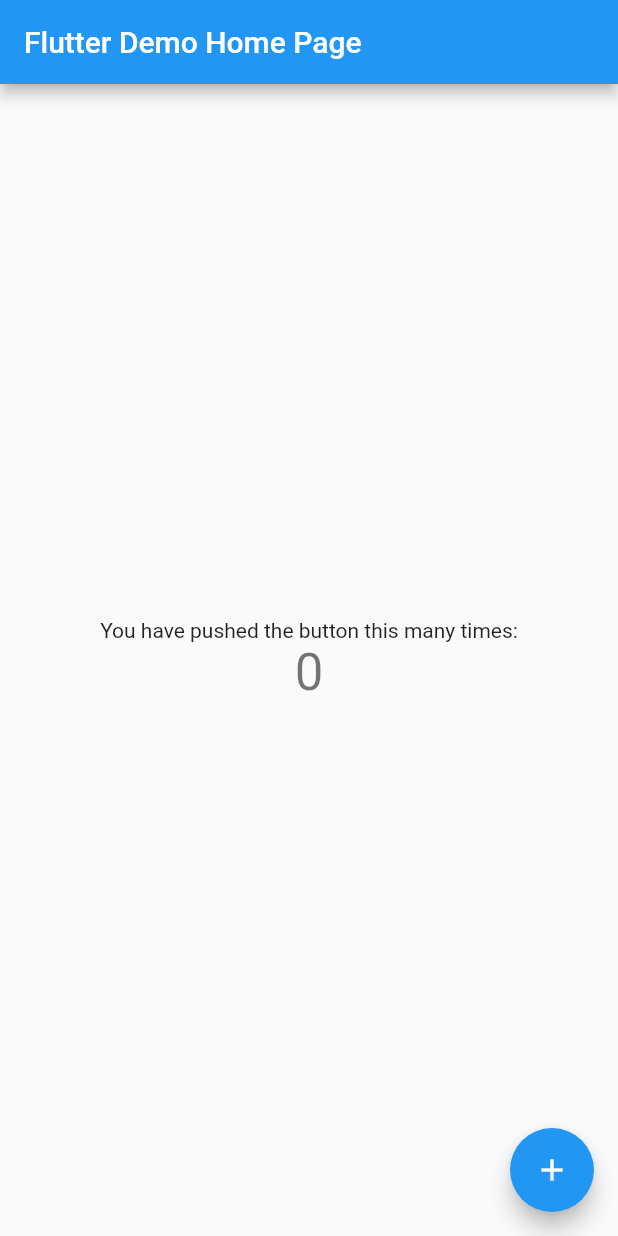
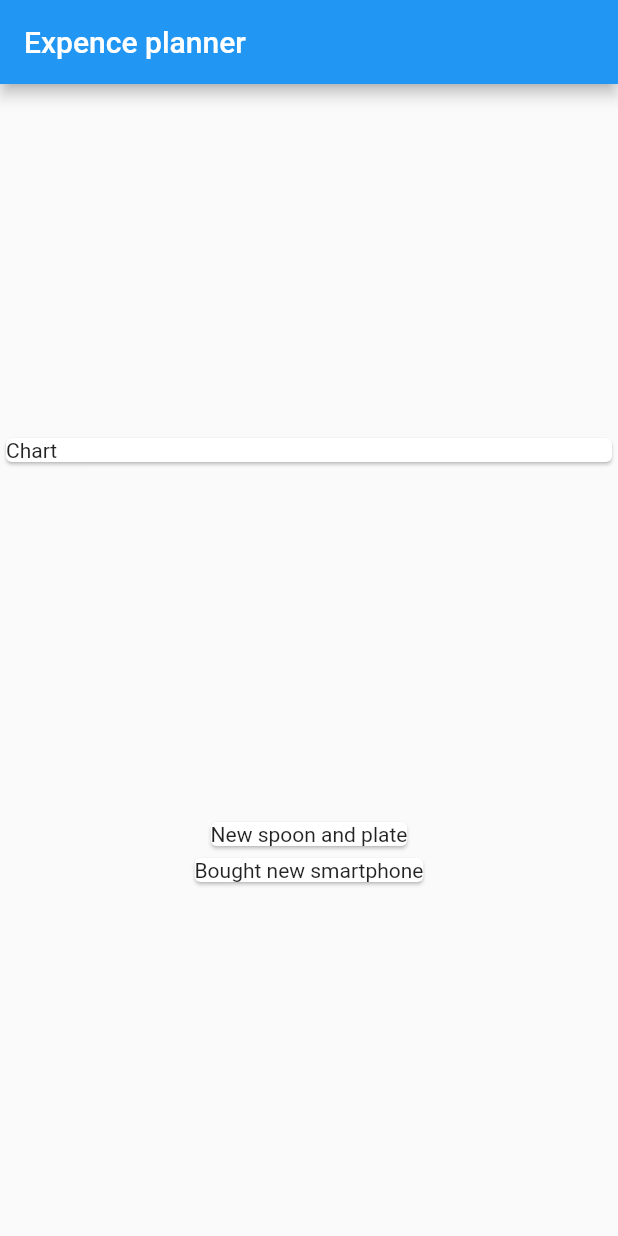
Before and after one commit to agolovanov-sharp/exexpence_planner, a Flutter app: the screen it shows after launch, on a phone screen of 412 x 824 dp. Run offline on Flutter 3.47's test engine with Material 2 defaults, Android fonts, the phone set to English and light mode, and no system bars.

Commit message:
columns, rows, card, align

```diff
--- a/lib/main.dart
+++ b/lib/main.dart
@@ -1,115 +1,61 @@
+import 'package:expence_planner/transaction.dart';
 import 'package:flutter/material.dart';
 
 void main() {
-  runApp(const MyApp());
+  runApp(MyApp());
 }
 
 class MyApp extends StatelessWidget {
-  const MyApp({Key? key}) : super(key: key);
+  @override
+  Widget build(BuildContext context) {
+    return MaterialApp(
+      home: HomeWidget(),
+    );
+  }
+}
+
+class HomeWidget extends StatelessWidget {
+  final List<Transaction> transactions = [
+    Transaction(
+        id: '1',
+        title: 'New spoon and plate',
+        amount: 22.3,
+        date: DateTime.now()),
+    Transaction(
+        id: '2',
+        title: 'Bought new smartphone',
+        amount: 2222.3,
+        date: DateTime.now()),
+  ];
+
+  HomeWidget({Key? key}) : super(key: key);
 
   // This widget is the root of your application.
   @override
   Widget build(BuildContext context) {
-    return MaterialApp(
-      title: 'Flutter Demo',
-      theme: ThemeData(
-        // This is the theme of your application.
-        //
-        // Try running your application with "flutter run". You'll see the
-        // application has a blue toolbar. Then, without quitting the app, try
-        // changing the primarySwatch below to Colors.green and then invoke
-        // "hot reload" (press "r" in the console where you ran "flutter run",
-        // or simply save your changes to "hot reload" in a Flutter IDE).
-        // Notice that the counter didn't reset back to zero; the application
-        // is not restarted.
-        primarySwatch: Colors.blue,
+    return Scaffold(
+      appBar: AppBar(
+        title: Text('Expence planner'),
       ),
-      home: const MyHomePage(title: 'Flutter Demo Home Page'),
+      body: Column(
+        mainAxisAlignment: MainAxisAlignment.spaceEvenly,
+        crossAxisAlignment: CrossAxisAlignment.stretch,
+        children: [
+          Container(
+            width: double.infinity,
+            child: const Card(
+              child: const Text('Chart'),
+            ),
+          ),
+          Column(
+            children: transactions
+                .map((trans) => Card(
+                      child: Text(trans.title),
+                    ))
+                .toList(),
+          )
+        ],
+      ),
     );
   }
 }
-
-class MyHomePage extends StatefulWidget {
-  const MyHomePage({Key? key, required this.title}) : super(key: key);
-
-  // This widget is the home page of your application. It is stateful, meaning
-  // that it has a State object (defined below) that contains fields that affect
-  // how it looks.
-
-  // This class is the configuration for the state. It holds the values (in this
-  // case the title) provided by the parent (in this case the App widget) and
-  // used by the build method of the State. Fields in a Widget subclass are
-  // always marked "final".
-
-  final String title;
-
-  @override
-  State<MyHomePage> createState() => _MyHomePageState();
-}
-
-class _MyHomePageState extends State<MyHomePage> {
-  int _counter = 0;
-
-  void _incrementCounter() {
-    setState(() {
-      // This call to setState tells the Flutter framework that something has
-      // changed in this State, which causes it to rerun the build method below
-      // so that the display can reflect the updated values. If we changed
-      // _counter without calling setState(), then the build method would not be
-      // called again, and so nothing would appear to happen.
-      _counter++;
-    });
-  }
-
-  @override
-  Widget build(BuildContext context) {
-    // This method is rerun every time setState is called, for instance as done
-    // by the _incrementCounter method above.
-    //
-    // The Flutter framework has been optimized to make rerunning build methods
-    // fast, so that you can just rebuild anything that needs updating rather
-    // than having to individually change instances of widgets.
-    return Scaffold(
-      appBar: AppBar(
-        // Here we take the value from the MyHomePage object that was created by
-        // the App.build method, and use it to set our appbar title.
-        title: Text(widget.title),
-      ),
-      body: Center(
-        // Center is a layout widget. It takes a single child and positions it
-        // in the middle of the parent.
-        child: Column(
-          // Column is also a layout widget. It takes a list of children and
-          // arranges them vertically. By default, it sizes itself to fit its
-          // children horizontally, and tries to be as tall as its parent.
-          //
-          // Invoke "debug painting" (press "p" in the console, choose the
-          // "Toggle Debug Paint" action from the Flutter Inspector in Android
-          // Studio, or the "Toggle Debug Paint" command in Visual Studio Code)
-          // to see the wireframe for each widget.
-          //
-          // Column has various properties to control how it sizes itself and
-          // how it positions its children. Here we use mainAxisAlignment to
-          // center the children vertically; the main axis here is the vertical
-          // axis because Columns are vertical (the cross axis would be
-          // horizontal).
-          mainAxisAlignment: MainAxisAlignment.center,
-          children: <Widget>[
-            const Text(
-              'You have pushed the button this many times:',
-            ),
-            Text(
-              '$_counter',
-              style: Theme.of(context).textTheme.headline4,
-            ),
-          ],
-        ),
-      ),
-      floatingActionButton: FloatingActionButton(
-        onPressed: _incrementCounter,
-        tooltip: 'Increment',
-        child: const Icon(Icons.add),
-      ), // This trailing comma makes auto-formatting nicer for build methods.
-    );
-  }
-}
--- /dev/null
+++ b/lib/transaction.dart
@@ -0,0 +1,12 @@
+class Transaction {
+  final String id;
+  final String title;
+  final double amount;
+  final DateTime date;
+
+  Transaction(
+      {required this.id,
+      required this.title,
+      required this.amount,
+      required this.date});
+}
```
